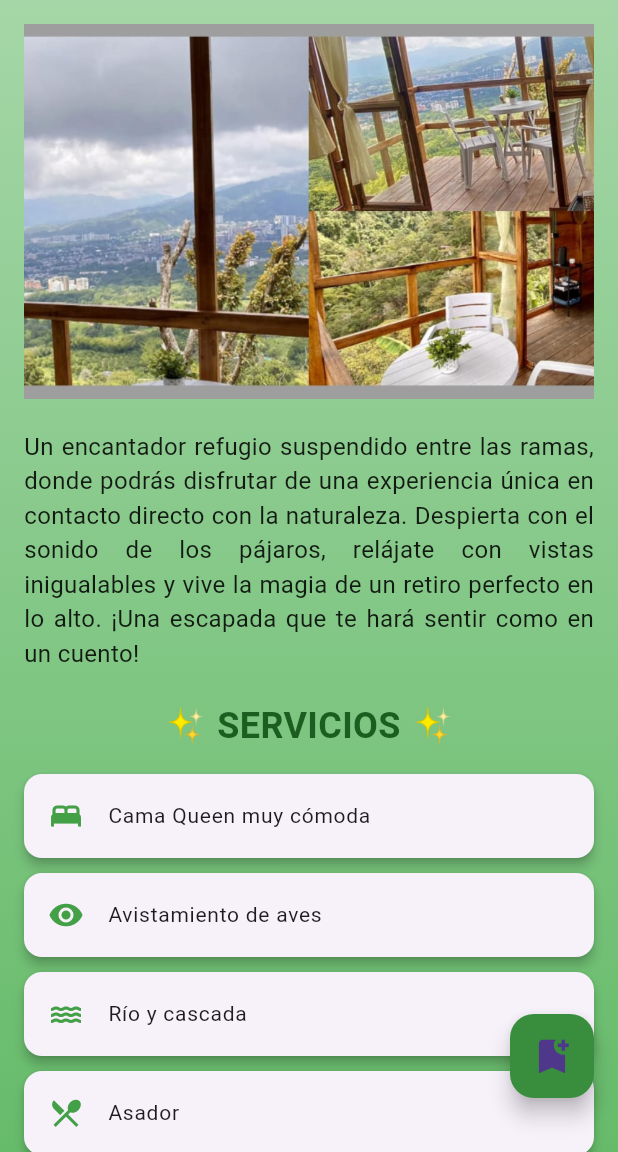
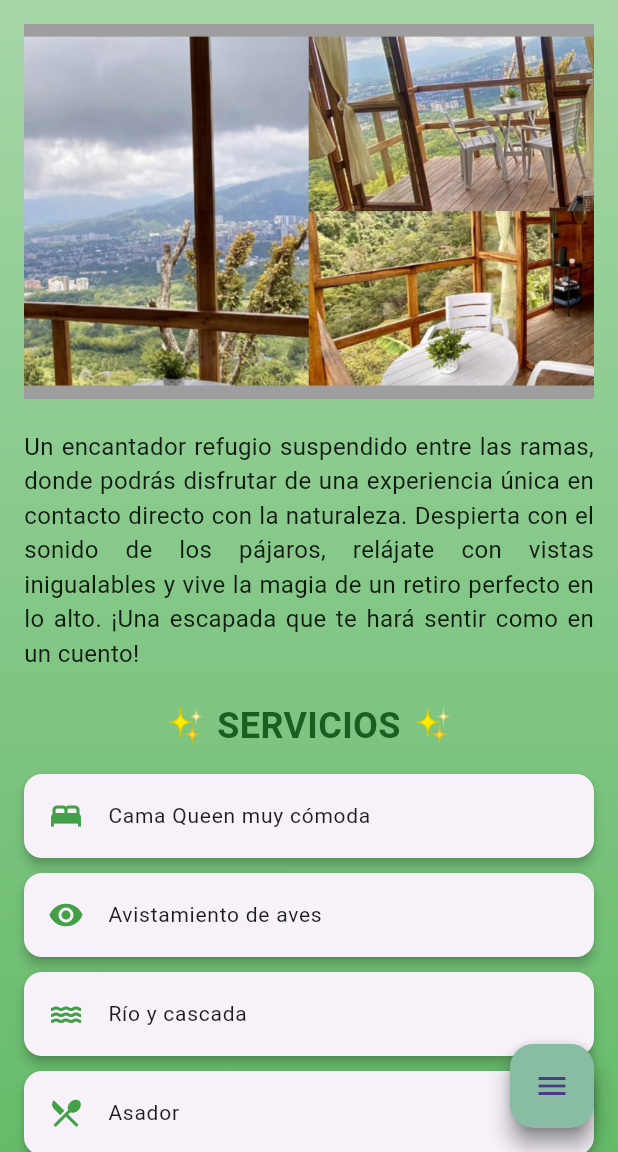
Before and after one commit to Bedoya-A/Proyecto_Adsi, a Flutter app: the CabanaDelArbol screen opened directly, on a phone screen of 412 x 824 dp, the part 84-1236 px from its top. Run offline on Flutter 3.47's test engine with Material 3 defaults, Android fonts, the phone set to English and light mode, and no system bars; our stand-ins replace carousel_slider, flutter_animate, flutter_masked_text2, google_maps_flutter, photo_view; network calls fail.

Commit message:
Menu dinamico

```diff
--- a/Prototipo App/Prueba/lib/CabanaDelArbol.dart
+++ b/Prototipo App/Prueba/lib/CabanaDelArbol.dart
@@ -3,6 +3,7 @@ import 'package:flutter/material.dart';
 import 'package:prueba2/FormularioReserva.dart';
 import 'package:prueba2/Menu.dart';
 import 'package:prueba2/HomePage.dart';
+import 'package:prueba2/MenuFlotante.dart';
 import 'package:url_launcher/url_launcher.dart'; // Importa tu HomePage para la navegación
 
 class CabanaDelArbol extends StatefulWidget {
@@ -564,15 +565,7 @@ class _CabanaDelArbolState extends State<CabanaDelArbol> {
                       ),
                     ]))),
       ),
-      floatingActionButton: Padding(
-        padding: const EdgeInsets.only(left: 20, bottom: 20),
-        child: FloatingActionButton(
-          onPressed:
-              _showReservationForm, // Función para mostrar el formulario de reserva
-          backgroundColor: Colors.green[700],
-          child: Icon(Icons.bookmark_add, size: 30), // Icono del botón
-        ),
-      ),
+      floatingActionButton: FloatingActionMenu(),
     );
   }
 
--- /dev/null
+++ b/Prototipo App/Prueba/lib/MenuFlotante.dart
@@ -0,0 +1,125 @@
+import 'package:flutter/material.dart';
+import 'package:prueba2/FormularioReserva.dart';
+import 'package:prueba2/Mapa.dart';
+
+class FloatingActionMenu extends StatefulWidget {
+  @override
+  _FloatingActionMenuState createState() => _FloatingActionMenuState();
+}
+
+class _FloatingActionMenuState extends State<FloatingActionMenu> {
+  bool _isMenuOpen = false;
+
+  void _handleReservation(
+      String name, String phone, String date, int numPeople) {
+    print("Reserva: $name, $phone, $date, $numPeople");
+  }
+
+  @override
+  Widget build(BuildContext context) {
+    return Stack(
+      children: [
+        Positioned(
+          bottom: 0, // Pegado a la esquina inferior
+          right: 0, // Pegado a la esquina derecha
+          child: AbsorbPointer(
+            absorbing: !_isMenuOpen,
+            child: Column(
+              mainAxisAlignment: MainAxisAlignment.end,
+              crossAxisAlignment: CrossAxisAlignment.end,
+              children: [
+                AnimatedOpacity(
+                  duration: Duration(milliseconds: 300),
+                  opacity: _isMenuOpen ? 1.0 : 0.0,
+                  child: Row(
+                    mainAxisSize: MainAxisSize.min,
+                    children: [
+                      FloatingActionButton(
+                        onPressed: () {
+                          Navigator.push(
+                            context,
+                            MaterialPageRoute(
+                              builder: (context) => ReservationForm(
+                                onSubmit: _handleReservation,
+                              ),
+                            ),
+                          );
+                        },
+                        backgroundColor:
+                            const Color.fromARGB(255, 89, 131, 230),
+                        child: const Icon(Icons.bookmark_add),
+                      ),
+                      const SizedBox(width: 8),
+                      Container(
+                        padding: EdgeInsets.all(8),
+                        color: Colors.white,
+                        child: Text(
+                          'Realiza una reserva',
+                          style: TextStyle(color: Colors.black),
+                        ),
+                      ),
+                    ],
+                  ),
+                ),
+                const SizedBox(height: 8),
+                AnimatedOpacity(
+                  duration: Duration(milliseconds: 300),
+                  opacity: _isMenuOpen ? 1.0 : 0.0,
+                  child: Row(
+                    mainAxisSize: MainAxisSize.min,
+                    children: [
+                      FloatingActionButton(
+                        onPressed: () {
+                          Navigator.push(
+                            context,
+                            MaterialPageRoute(
+                              builder: (context) => Mapa(),
+                            ),
+                          );
+                        },
+                        backgroundColor: const Color(0xFF88BDA4),
+                        child: const Icon(Icons.location_on),
+                      ),
+                      const SizedBox(width: 8),
+                      Container(
+                        padding: EdgeInsets.all(8),
+                        color: Colors.white,
+                        child: Text(
+                          'Mapa',
+                          style: TextStyle(color: Colors.black),
+                        ),
+                      ),
+                    ],
+                  ),
+                ),
+                const SizedBox(height: 8),
+                FloatingActionButton(
+                  onPressed: () {
+                    setState(() {
+                      _isMenuOpen = !_isMenuOpen;
+                    });
+                  },
+                  backgroundColor: const Color(0xFF88BDA4),
+                  child: const Icon(Icons.close),
+                ),
+              ],
+            ),
+          ),
+        ),
+        Positioned(
+          bottom: 0, // Pegado a la esquina inferior
+          right: 0, // Pegado a la esquina derecha
+          child: FloatingActionButton(
+            onPressed: () {
+              setState(() {
+                _isMenuOpen = !_isMenuOpen;
+              });
+            },
+            backgroundColor: const Color(0xFF88BDA4),
+            child: _isMenuOpen ? Icon(Icons.close) : Icon(Icons.menu),
+          ),
+        ),
+      ],
+    );
+  }
+}
--- /dev/null
+++ b/Prototipo App/Prueba/lib/ReservationForm.dart
@@ -0,0 +1 @@
+// TODO Implement this library.
--- a/Prototipo App/Prueba/pubspec.yaml
+++ b/Prototipo App/Prueba/pubspec.yaml
@@ -52,6 +52,7 @@ dependencies:
   url_launcher: ^6.3.1
   flutter_datetime_picker: ^1.5.1
   flutter_masked_text2: ^0.9.1
+  google_maps_flutter: ^2.10.0
 
 dev_dependencies:
   flutter_test:
```
Also changed, not shown: Prototipo App/Prueba/lib/Autoctonos.dart (+2 -9 lines), Prototipo App/Prueba/lib/CabanaEncanto.dart (+2 -9 lines), Prototipo App/Prueba/lib/CabanaLaMontana.dart (+2 -9 lines), Prototipo App/Prueba/lib/CabanaParaiso.dart (+2 -9 lines), Prototipo App/Prueba/lib/FormularioReserva.dart (+6 -2 lines), Prototipo App/Prueba/lib/JardinBotanico.dart (+2 -9 lines), Prototipo App/Prueba/lib/Mapa.dart (added, +56 -0 lines), Prototipo App/Prueba/lib/Meraki.dart (+2 -9 lines), Prototipo App/Prueba/lib/MiradorTesorito.dart (+6 -14 lines), Prototipo App/Prueba/pubspec.lock.
